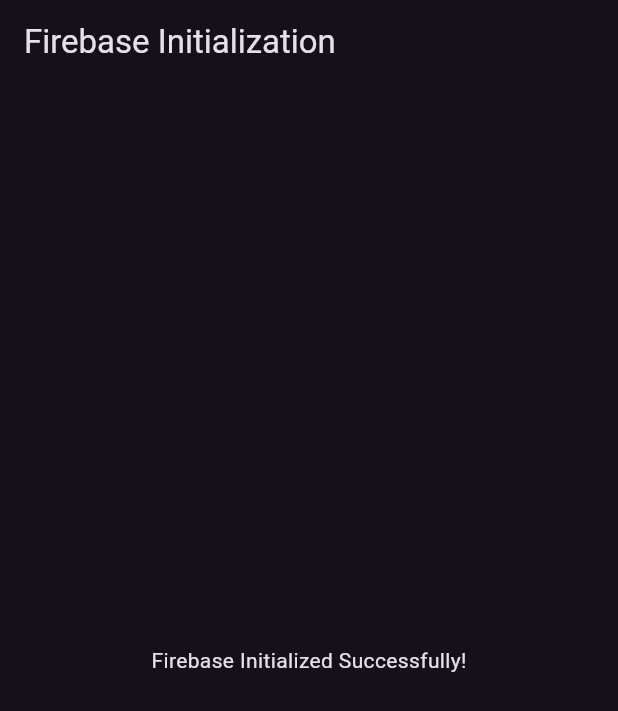
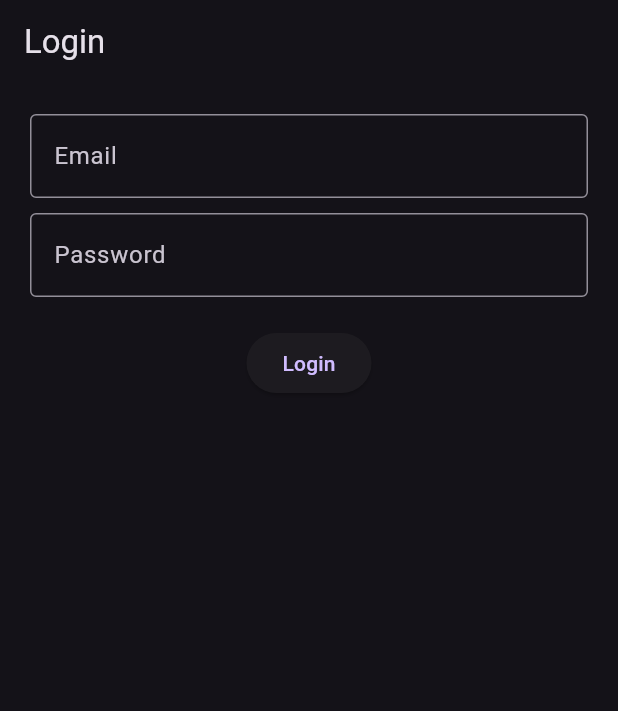
Before and after one commit to ObsCure9277/Location-Based-Attendance-System, a Flutter app: the screen it shows after launch, on a phone screen of 412 x 824 dp. Shown: the top 711 px of the screen. Run offline on Flutter 3.47's test engine with Material 3 defaults, Android fonts, the phone set to English and light mode, and no system bars; our stand-ins replace firebase_auth, firebase_core; accounts and stored records are empty; Roboto replaces fonts that are missing (Poppins).

Commit message:
Initial Login Function Done

```diff
--- /dev/null
+++ b/lib/homepage.dart
@@ -0,0 +1,32 @@
+import 'package:flutter/material.dart';
+import 'package:firebase_auth/firebase_auth.dart';
+
+class Homepage extends StatefulWidget {
+  const Homepage({super.key});
+
+  @override
+  State<Homepage> createState() => _HomepageState();
+}
+
+class _HomepageState extends State<Homepage> {
+
+  final user=FirebaseAuth.instance.currentUser;
+
+  signout()async{
+    await FirebaseAuth.instance.signOut();
+  }
+
+  @override
+  Widget build(BuildContext context) {
+    return Scaffold(
+      appBar: AppBar(title: Text("Homepage"),),
+      body: Center(
+        child: Text('${user!.email}',),
+      ),
+      floatingActionButton: FloatingActionButton(
+        onPressed: (() => signout()),
+        child: const Icon(Icons.login_rounded),
+      ),
+    );
+  }
+}
--- /dev/null
+++ b/lib/login.dart
@@ -0,0 +1,58 @@
+import 'package:firebase_auth/firebase_auth.dart';
+import 'package:flutter/material.dart';
+
+class Login extends StatefulWidget {
+  const Login({super.key});
+
+  @override
+  State<Login> createState() => _LoginState();
+}
+
+class _LoginState extends State<Login> {
+
+  TextEditingController email=TextEditingController();
+  TextEditingController password=TextEditingController();
+
+  signIn()async{
+    await FirebaseAuth.instance.signInWithEmailAndPassword(
+      email: email.text.trim(),
+      password: password.text.trim(),
+    );
+  }
+
+  @override
+  Widget build(BuildContext context) {
+    return Scaffold(
+      appBar: AppBar(title: Text("Login"),),
+      body: Padding(
+        padding: const EdgeInsets.all(20.0),
+        child: Column(
+          children: [
+            TextField(
+              controller: email,
+              decoration: InputDecoration(
+                labelText: "Email",
+                border: OutlineInputBorder(),
+              ),
+            ),
+            SizedBox(height: 10),
+            TextField(
+              controller: password,
+              obscureText: true,
+              decoration: InputDecoration(
+                labelText: "Password",
+                border: OutlineInputBorder(),
+              ),
+            ),
+            SizedBox(height: 20),
+
+            ElevatedButton(
+              onPressed: (()=>signIn()),
+              child: Text("Login"),
+            ),
+          ],
+        ),
+      ),
+    );
+  }
+}
--- a/lib/main.dart
+++ b/lib/main.dart
@@ -1,6 +1,7 @@
 import 'package:firebase_core/firebase_core.dart';
 import 'package:flutter/foundation.dart';
 import 'package:flutter/material.dart';
+import 'package:location_based_attendance_app/wrapper.dart';
 
 void main() async{
 
@@ -34,19 +35,7 @@
         brightness: Brightness.dark,
       ),
 
-
-
-      home: Scaffold(
-        appBar: AppBar(
-          title: const Text('Firebase Initialization'),
-        ),
-
-        body: const Center(
-          child: Text('Firebase Initialized Successfully!'),
-        ),
-      ),
-
-
+      home: Wrapper()
     );
   }
 }
--- /dev/null
+++ b/lib/wrapper.dart
@@ -0,0 +1,31 @@
+import 'package:firebase_auth/firebase_auth.dart';
+import 'package:flutter/material.dart';
+import 'homepage.dart';
+import 'login.dart';
+
+class Wrapper extends StatefulWidget {
+  const Wrapper({super.key});
+
+  @override
+  State<Wrapper> createState() => _WrapperState();
+}
+
+class _WrapperState extends State<Wrapper> {
+  @override
+  Widget build(BuildContext context) {
+    return Scaffold(
+      body: StreamBuilder(
+        stream: FirebaseAuth.instance.authStateChanges(),
+        builder: (context,snapshot){
+          if (snapshot.hasData) {
+            // User is signed in, navigate to the home page
+            return Homepage();
+          } else {
+            // User is not signed in, navigate to the login page
+            return Login();
+          }
+        },
+      ),
+    );
+  }
+}
```
Also changed, not shown: lib/utils/auth_controller.dart (deleted), lib/utils/theme_controller.dart (deleted).
